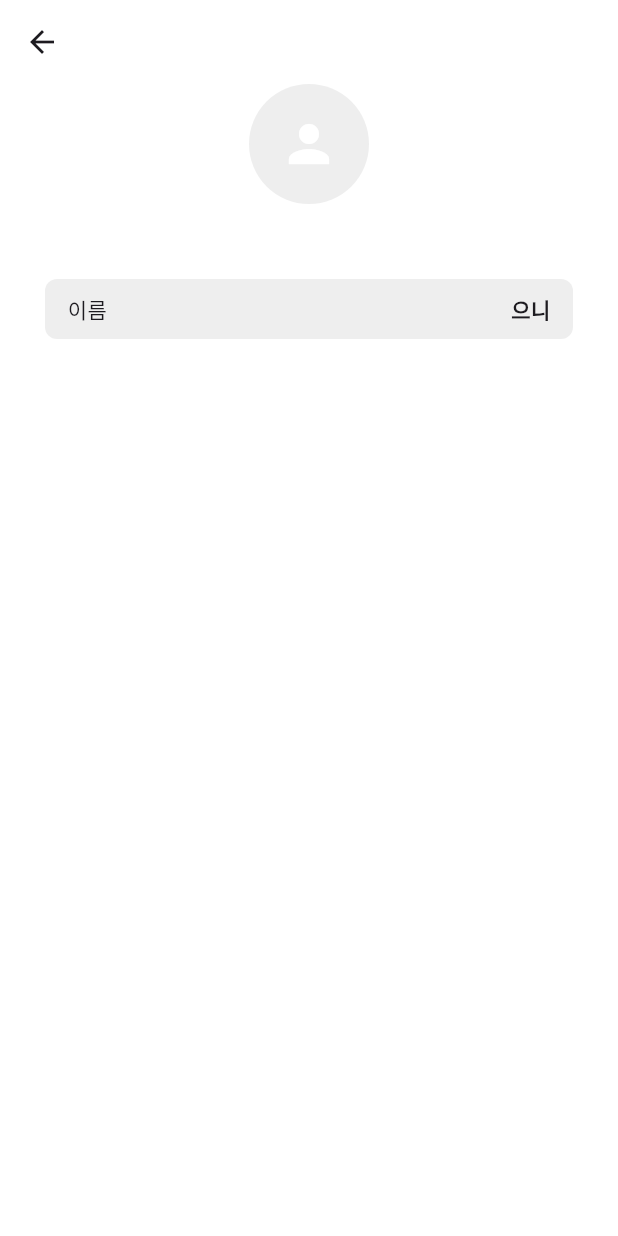
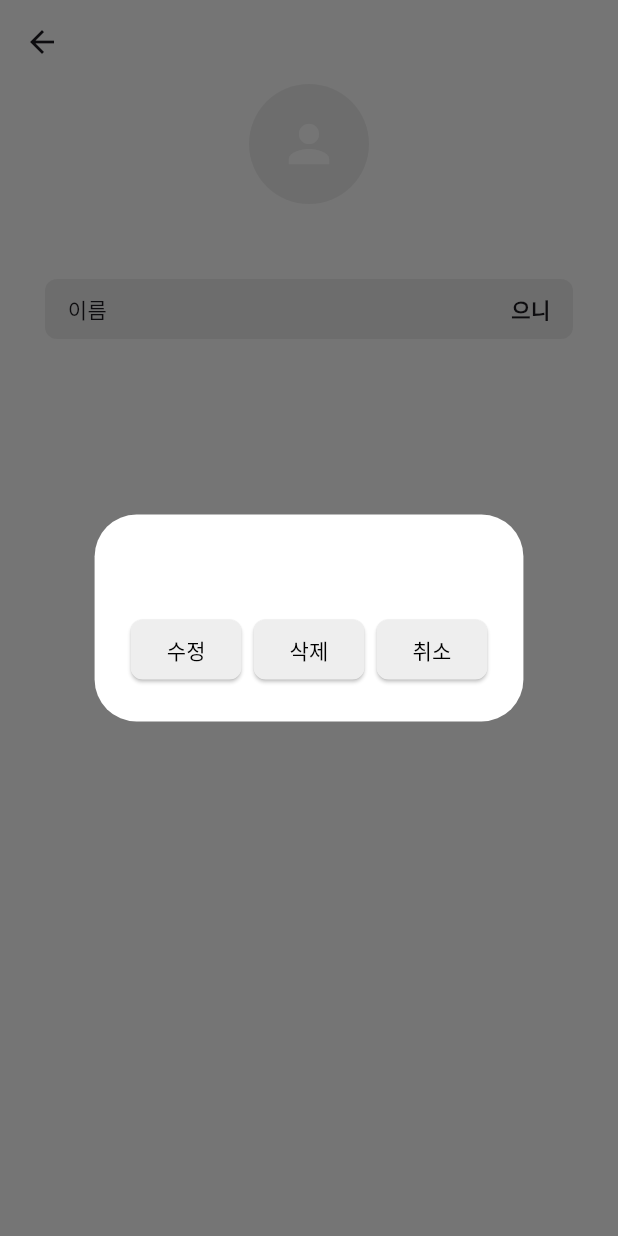
Before and after one commit to 6UNHEE/todo_project, a Flutter app: the ProfileSettingScreen screen opened directly, after a tap on the "person" icon, on a phone screen of 412 x 824 dp. Run offline on Flutter 3.47's test engine with Material 3 defaults, Android fonts, the phone set to English and light mode, and no system bars.

Commit message:
프로필 사진 클릭 시 수정/삭제/취소 다이얼로그 UI

```diff
--- /dev/null
+++ b/lib/screens/profile/widgets/image_dialog.dart
@@ -0,0 +1,25 @@
+import 'package:flutter/material.dart';
+
+class ImageDialog extends StatelessWidget {
+  /// 프로필 이미지를 수정/삭제/취소할 수 있는 위젯
+  const ImageDialog({super.key});
+
+  @override
+  Widget build(BuildContext context) {
+    final fontSize = 15.0;
+    return AlertDialog(
+      title: Text('프로필 이미지', textAlign: TextAlign.center),
+      titleTextStyle: TextStyle(
+        fontWeight: FontWeight.bold,
+        fontSize: fontSize,
+      ),
+
+      actions: [
+        ElevatedButton(onPressed: () {}, child: Text('수정')),
+        ElevatedButton(onPressed: () {}, child: Text('삭제')),
+        ElevatedButton(onPressed: () {}, child: Text('취소')),
+      ],
+      backgroundColor: Colors.white,
+    );
+  }
+}
--- a/lib/screens/profile/widgets/profile_image.dart
+++ b/lib/screens/profile/widgets/profile_image.dart
@@ -1,4 +1,5 @@
 import 'package:flutter/material.dart';
+import 'package:todo_project/screens/profile/widgets/image_dialog.dart';
 import 'package:todo_project/theme/app_size.dart';
 import 'package:todo_project/theme/app_theme.dart';
 
@@ -9,8 +10,10 @@ class ProfileImage extends StatelessWidget {
   @override
   Widget build(BuildContext context) {
     return GestureDetector(
-      // TODO 프로필 사진 업로드 구현
-      onTap: () {},
+      // TODO 프로필 사진 업로드 구현, 조건 필요
+      onTap: () {
+        showDialog(context: context, builder: (context) => ImageDialog());
+      },
       child: CircleAvatar(
         radius: AppSize.iconSizeL,
         backgroundColor: AppTheme.lightGray,
--- a/lib/screens/todo/widgets/todo_list.dart
+++ b/lib/screens/todo/widgets/todo_list.dart
@@ -1,6 +1,5 @@
 import 'package:flutter/material.dart';
 import 'package:todo_project/theme/app_size.dart';
-import 'package:todo_project/theme/app_theme.dart';
 
 class TodoList extends StatefulWidget {
   /// Todo List 위젯
--- a/lib/theme/app_theme.dart
+++ b/lib/theme/app_theme.dart
@@ -1,4 +1,5 @@
 import 'package:flutter/material.dart';
+import 'package:todo_project/theme/app_size.dart';
 
 class AppTheme {
   /// 자주 사용하는 밝은 회색
@@ -29,5 +30,14 @@ class AppTheme {
       }),
       side: BorderSide.none,
     ),
+    elevatedButtonTheme: ElevatedButtonThemeData(
+      style: ElevatedButton.styleFrom(
+        backgroundColor: lightGray,
+        foregroundColor: Colors.black,
+        shape: RoundedRectangleBorder(
+          borderRadius: BorderRadiusGeometry.circular(AppSize.containerRadiusS),
+        ),
+      ),
+    ),
   );
 }
```
Also changed, not shown: 1 other file.
